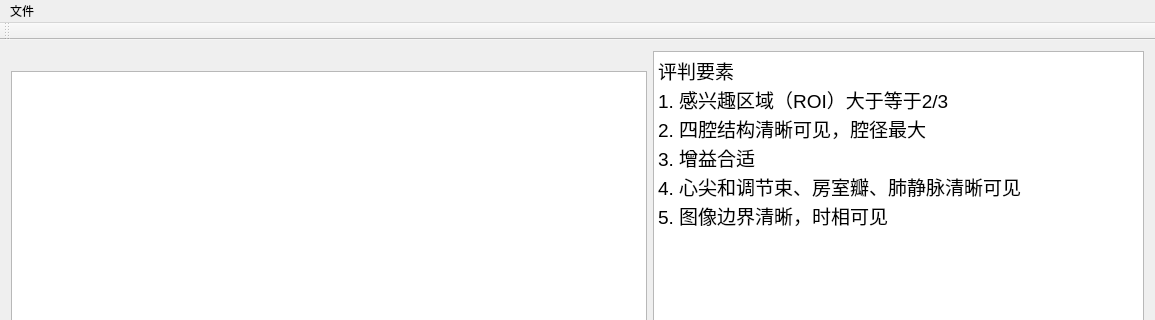
The window that mainwindow.ui (hubutui/UltrasoundLabelTool) describes before a commit, drawn with Qt 5; both pictures show x 0 to 1155 and y 0 to 320 of the 1155 by 892 pixel window.
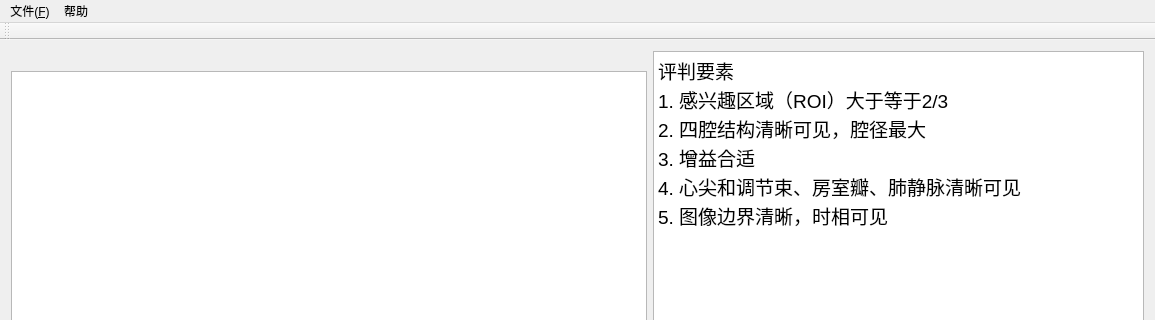
The same window after the commit.

Commit message: 添加了帮助信息．

Patch:
```diff
--- a/mainwindow.ui
+++ b/mainwindow.ui
@@ -115,13 +115,21 @@
    </property>
    <widget class="QMenu" name="menu">
     <property name="title">
-     <string>文件</string>
+     <string>文件(&amp;F)</string>
     </property>
     <addaction name="actionOpen"/>
     <addaction name="actionSave"/>
     <addaction name="actionQuit"/>
    </widget>
+   <widget class="QMenu" name="menu_F1">
+    <property name="title">
+     <string>帮助</string>
+    </property>
+    <addaction name="actionHelp"/>
+    <addaction name="actionAbout"/>
+   </widget>
    <addaction name="menu"/>
+   <addaction name="menu_F1"/>
   </widget>
   <widget class="QToolBar" name="mainToolBar">
    <attribute name="toolBarArea">
```
Left out of the diff: 28 changed lines with no effect on the pictures. The commit also changes 6 other files.
